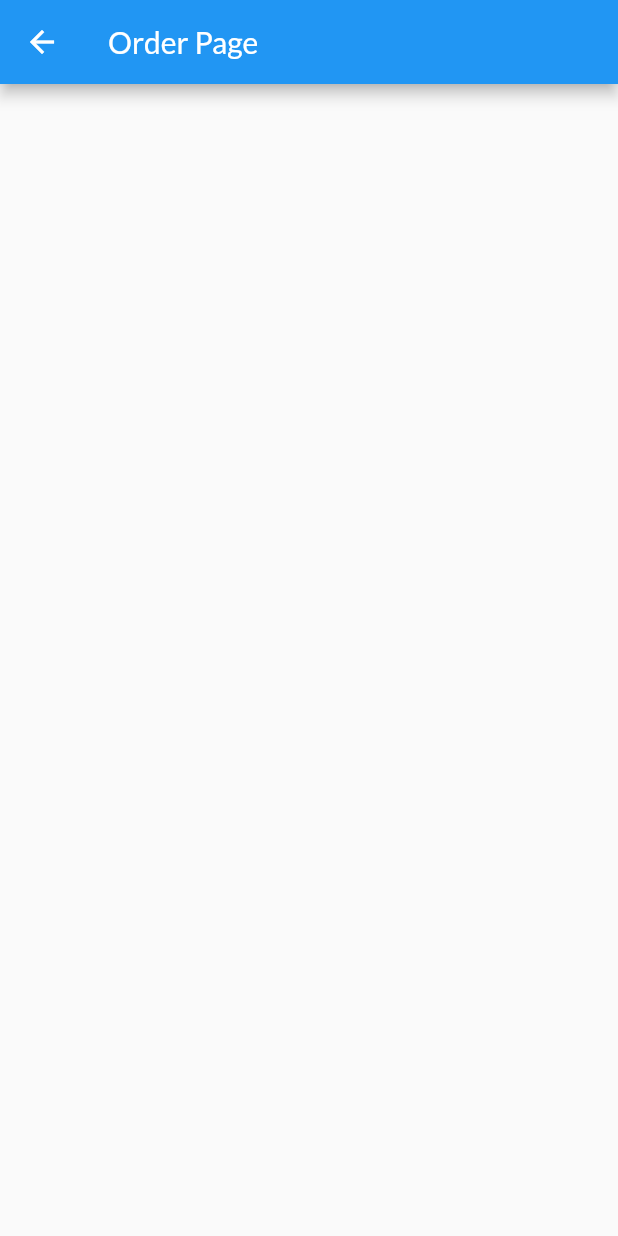
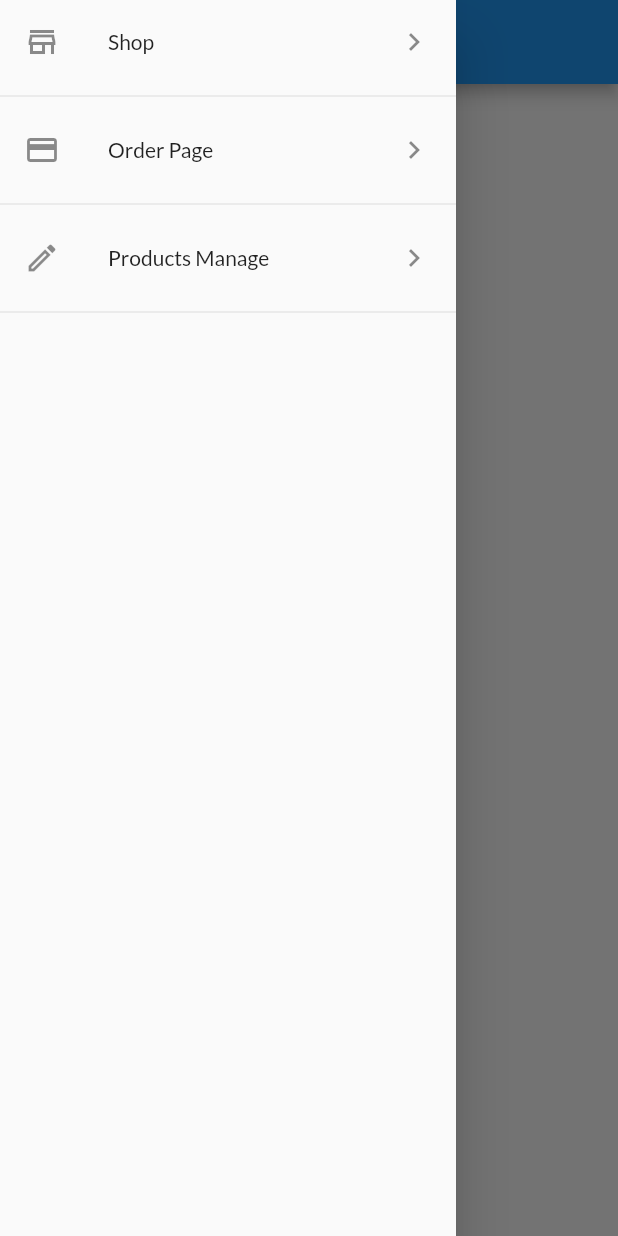
Before and after one commit to mzmq/shop, a Flutter app: the OrderScreen screen opened by its route, with the side drawer open (before the commit the screen has no drawer), on a phone screen of 412 x 824 dp. Run offline on Flutter 3.47's test engine with Material 2 defaults, Android fonts, the phone set to English and light mode, and no system bars; network calls fail.

Commit message:
add manage product and add drawer

```diff
--- a/lib/providers/cart.dart
+++ b/lib/providers/cart.dart
@@ -13,7 +13,7 @@ class Cart {
     required this.id,
     required this.title,
     required this.price,
-    required this.quantity,
+     this.quantity = 0 ,
     required this.imgUrl ,
   });
 }
--- a/lib/providers/orders.dart
+++ b/lib/providers/orders.dart
@@ -1,5 +1,4 @@
 import 'package:flutter/foundation.dart';
-
 
 import 'cart.dart';
 
@@ -24,11 +23,10 @@ class Orders with ChangeNotifier {
     return [..._orders];
   }
 
-  void addOrder(
-    List<Cart> products,
-    double total,
-  ) {
-    _orders.insert(0, OrderItem(
+  void addOrder(List<Cart> products, double total) {
+    _orders.insert(
+      0,
+      OrderItem(
         id: DateTime.now().toString(),
         amount: total,
         products: products,
@@ -36,4 +34,11 @@ class Orders with ChangeNotifier {
       ),
     );
   }
+
+  void DeleteOrder(
+    List<Cart> products,
+  ) {
+    _orders.remove(products);
+    notifyListeners();
+  }
 }
--- a/lib/screens/orders_screen.dart
+++ b/lib/screens/orders_screen.dart
@@ -1,6 +1,8 @@
 import 'package:flutter/material.dart';
 import 'package:provider/provider.dart';
-import 'package:shop/widgets/order_item_widget.dart';
+
+import '../widgets/drawer_widget.dart';
+import '../widgets/order_item_widget.dart';
 
 import '../providers/orders.dart';
 
@@ -14,6 +16,7 @@ class OrderScreen extends StatelessWidget {
     final getOrder = Provider.of<Orders>(context);
 
     return Scaffold(
+      drawer: DrawerWidget(),
       appBar: AppBar(
         title: const Text('Order Page'),
       ),
--- /dev/null
+++ b/lib/widgets/drawer_widget.dart
@@ -0,0 +1,45 @@
+import 'package:flutter/material.dart';
+import 'package:shop/screens/orders_screen.dart';
+import 'package:shop/screens/product_manage_screen.dart';
+import 'package:shop/screens/products_overview_screen.dart';
+class DrawerWidget extends StatelessWidget {
+  const DrawerWidget({Key? key}) : super(key: key);
+
+  @override
+  Widget build(BuildContext context) {
+    return Drawer(
+      child: ListView(
+        children:  [
+
+          ListTile(
+            onTap: (){
+              Navigator.of(context).pushReplacementNamed(ProductsOverviewScreen.routeName);
+            },
+            title: Text('Shop'),
+            leading: Icon(Icons.store_outlined),
+            trailing: Icon(Icons.chevron_right_outlined),
+          ) ,
+          const Divider() ,
+          ListTile(
+            onTap: (){
+              Navigator.of(context).pushReplacementNamed(OrderScreen.routeName);
+            },
+            title: Text('Order Page'),
+            leading: Icon(Icons.credit_card_outlined),
+            trailing: Icon(Icons.chevron_right_outlined),
+          ) ,
+          const  Divider() ,
+          ListTile(
+            onTap: (){
+              Navigator.of(context).pushReplacementNamed(ProductManage.routeName);
+            },
+            title: Text('Products Manage'),
+            leading: Icon(Icons.create_outlined),
+            trailing: Icon(Icons.chevron_right_outlined),
+          ) ,
+          const   Divider() ,
+        ],
+      ),
+    );
+  }
+}
--- a/lib/widgets/product_grid.dart
+++ b/lib/widgets/product_grid.dart
@@ -20,11 +20,11 @@ class ProductGrid extends StatelessWidget {
       gridDelegate: const SliverGridDelegateWithFixedCrossAxisCount(
         crossAxisSpacing: 10,
         mainAxisSpacing: 10,
-        crossAxisCount: 1 ,
+        crossAxisCount: 2 ,
         childAspectRatio: 3 / 2,
       ),
       itemBuilder: (ctx, i) => ChangeNotifierProvider.value(value: productItem[i]  , child:  Padding(
-        padding: const EdgeInsets.all(8.0),
+        padding: const EdgeInsets.all(3.0),
         child: ProductItem(),
       )) ,
 
```
Also changed, not shown: lib/main.dart (+8 -1 lines), lib/providers/cart_provider.dart (+36 -21 lines), lib/screens/cart_screen.dart (+10 -4 lines), lib/screens/edit_product_screen.dart (added, +79 -0 lines), lib/screens/product_manage_screen.dart (added, +34 -0 lines), lib/screens/products_overview_screen.dart (+7 -1 lines), lib/widgets/cart_widget.dart (+14 -0 lines), lib/widgets/manage_product_widget.dart (added, +33 -0 lines), lib/widgets/order_item_widget.dart (+38 -4 lines), lib/widgets/product_item.dart (+44 -18 lines).
